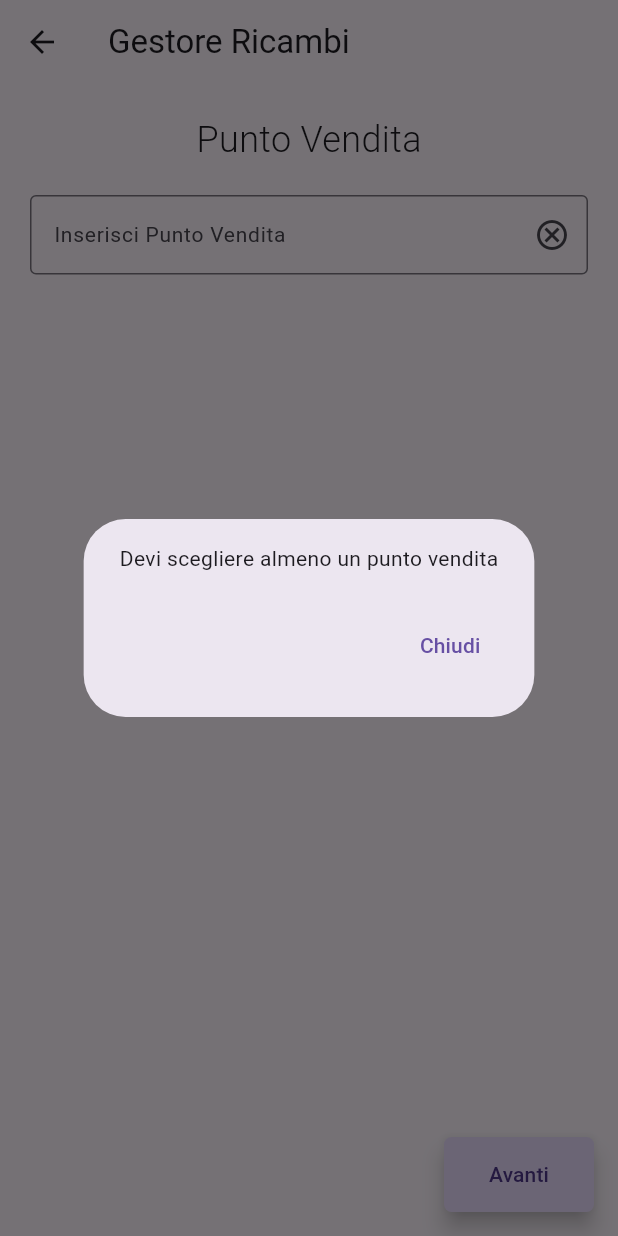
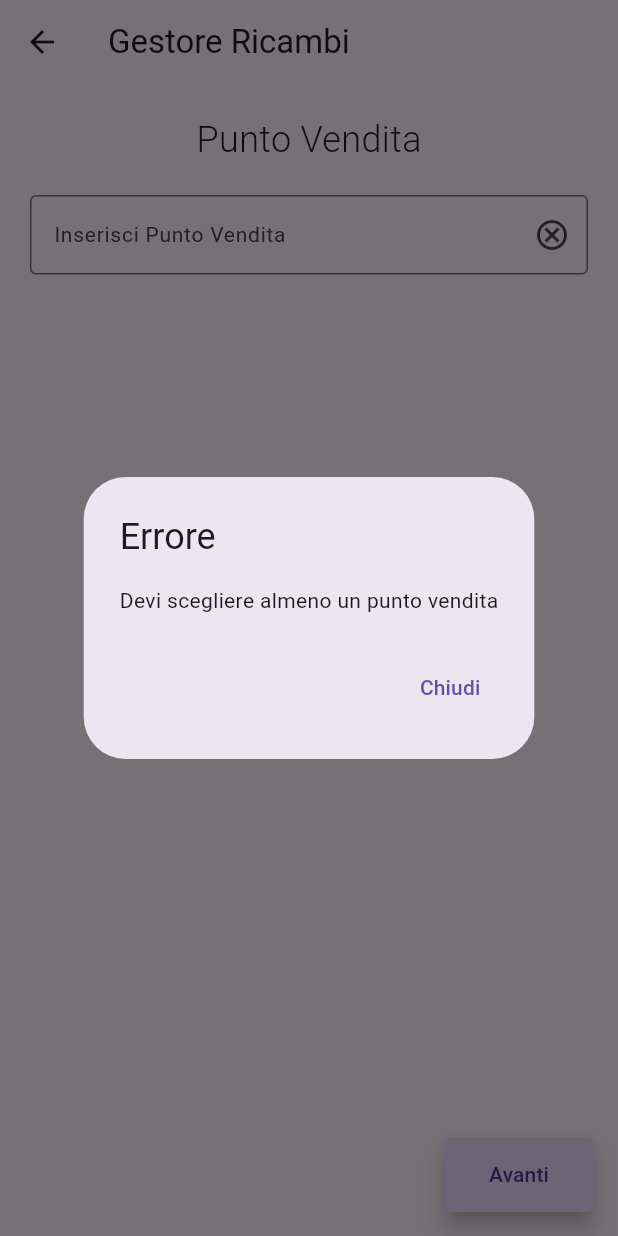
Before and after one commit to GabryLinux/GestoreRicambi, a Flutter app: the ListaPage screen opened directly, after a tap on "Avanti", on a phone screen of 412 x 824 dp. Run offline on Flutter 3.47's test engine with Material 3 defaults, Android fonts, the phone set to English and light mode, and no system bars; our stand-ins replace cloud_firestore, firebase_core, image_picker, shared_preferences; missing offline and left inert: flutter_email_sender, simple_barcode_scanner; accounts and stored records are empty.

Commit message:
FEATURE: Aggiunto titolo di errore nella pagina di selezione località

```diff
--- a/lib/widgets/InstallazioneRicambi/PuntoVendita/listaPage.dart
+++ b/lib/widgets/InstallazioneRicambi/PuntoVendita/listaPage.dart
@@ -58,6 +58,7 @@ class _ListaPageState extends State<ListaPage> {
                     context: context,
                     builder: (context) {
                       return AlertDialog(
+                        title: Text("Errore"),
                         content: Text("Devi scegliere almeno un punto vendita"),
                         actions: <Widget>[
                           TextButton(
```
